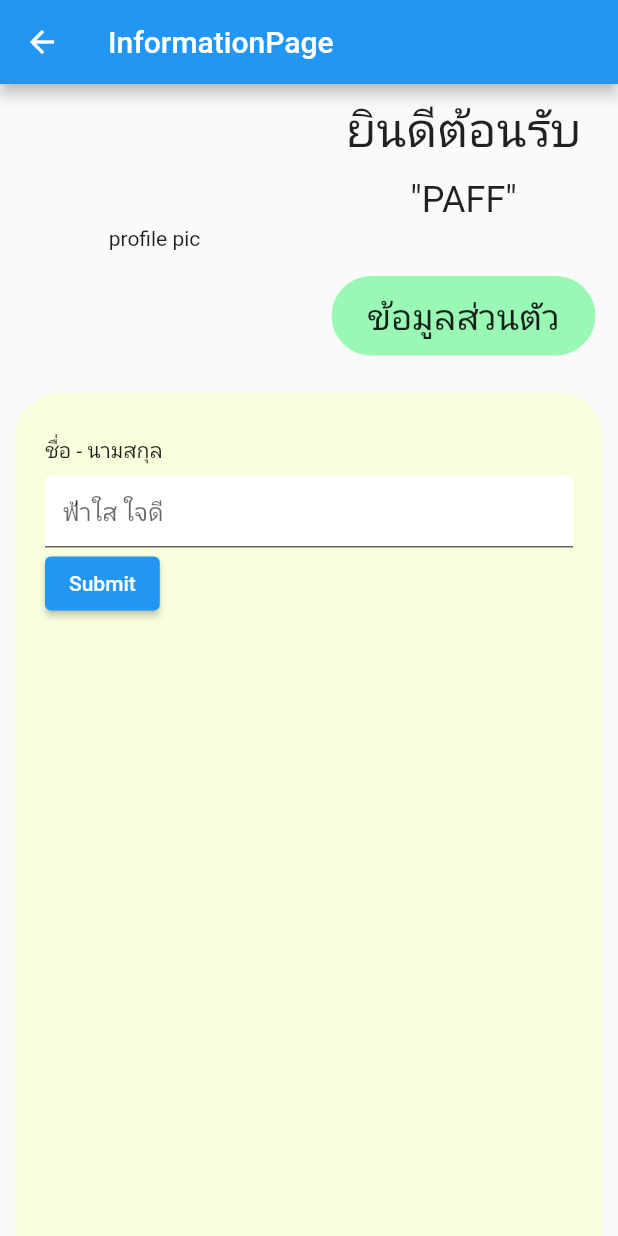
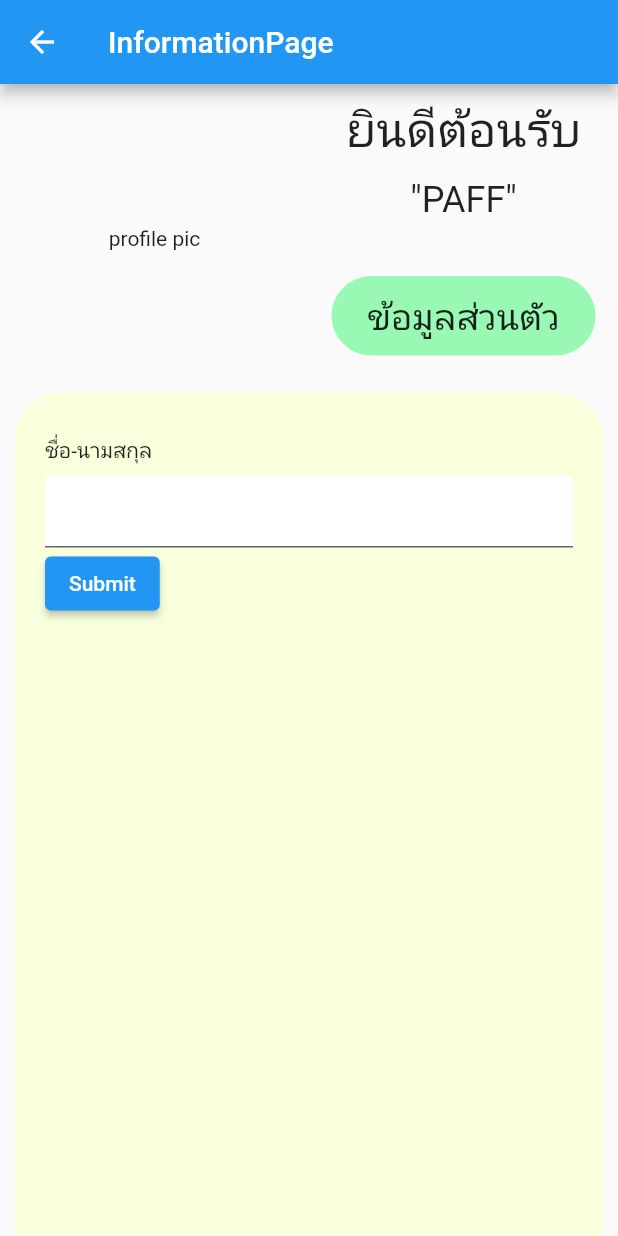
Before and after one commit to AINutritionProject/KinDeeUDee, a Flutter app: the InformationPage screen opened directly, on a phone screen of 412 x 824 dp. Run offline on Flutter 3.47's test engine with Material 2 defaults, Android fonts, the phone set to English and light mode, and no system bars; our stand-ins replace firebase_auth, firebase_core, google_sign_in; accounts and stored records are empty.

Commit message:
create OneChildTextField widget

```diff
--- a/lib/pages/home.dart
+++ b/lib/pages/home.dart
@@ -22,7 +22,7 @@ class _HomeState extends State<Home> {
               onPressed: () async {
                 await Auth().signOut();
               },
-              icon: Icon(Icons.sd))
+              icon: const Icon(Icons.sd))
         ],
       ),
       body: SingleChildScrollView(
@@ -67,8 +67,8 @@ class _HomeState extends State<Home> {
                 const SizedBox(
                   width: 40,
                 ),
-                const Column(
-                  children: [
+                Column(
+                  children: const [
                     Text(
                       "ยินต้อนรับ",
                       style:
--- a/lib/pages/information/personal_information.dart
+++ b/lib/pages/information/personal_information.dart
@@ -60,18 +60,8 @@ class _PersonalBodyState extends State<PersonalBody> {
           padding: const EdgeInsets.symmetric(vertical: 20, horizontal: 20),
           child:
               Column(crossAxisAlignment: CrossAxisAlignment.start, children: [
-            const Padding(
-              padding: EdgeInsets.symmetric(vertical: 8, horizontal: 0),
-              child: Text("ชื่อ - นามสกุล"),
-            ),
-            TextField(
-              controller: _nameTextController,
-              decoration: const InputDecoration(
-                filled: true,
-                fillColor: Colors.white,
-                hintText: "ฟ้าใส ใจดี",
-              ),
-            ),
+            OneChildTextField(
+                textController: _nameTextController, textName: "ชื่อ-นามสกุล"),
             ElevatedButton(
               onPressed: () {
                 setState(() {
@@ -83,6 +73,40 @@ class _PersonalBodyState extends State<PersonalBody> {
           ]),
         ),
       ),
+    );
+  }
+}
+
+class OneChildTextField extends StatelessWidget {
+  final TextEditingController textController;
+  final String textName;
+  final String textHint;
+
+  const OneChildTextField({
+    super.key,
+    required this.textController,
+    required this.textName,
+    this.textHint = "",
+  });
+
+  @override
+  Widget build(BuildContext context) {
+    return Column(
+      crossAxisAlignment: CrossAxisAlignment.start,
+      children: [
+        Padding(
+          padding: const EdgeInsets.symmetric(vertical: 8, horizontal: 0),
+          child: Text(textName),
+        ),
+        TextField(
+          controller: textController,
+          decoration: InputDecoration(
+            filled: true,
+            fillColor: Colors.white,
+            hintText: textHint,
+          ),
+        ),
+      ],
     );
   }
 }
```
Also changed, not shown: pubspec.lock.
